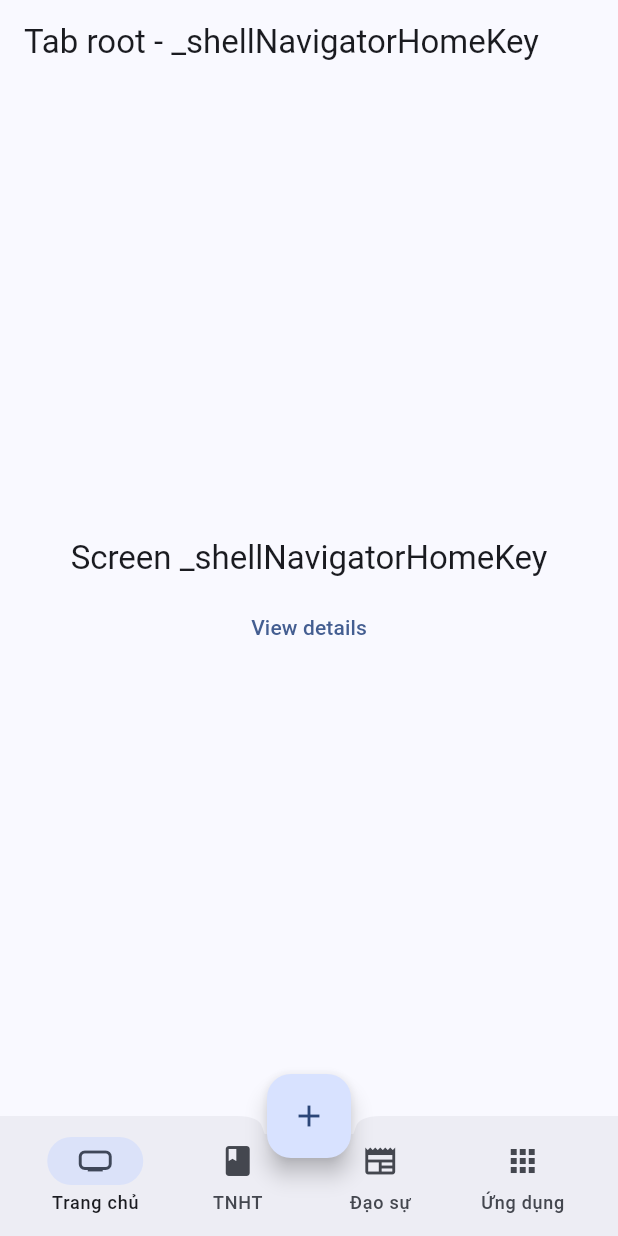
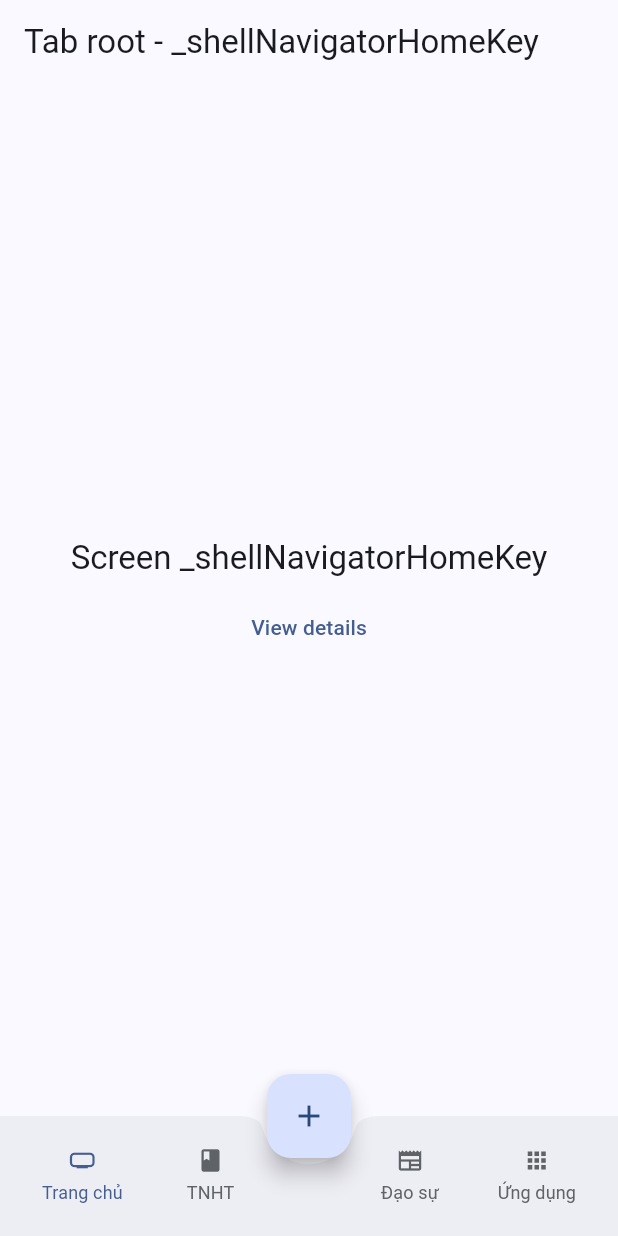
Before and after one commit to caodaion/caodaion_flutter, a Flutter app: the screen it shows after launch, on a phone screen of 412 x 824 dp. Run offline on Flutter 3.47's test engine with Material 3 defaults, Android fonts, the light colour scheme and no system bars; our stand-ins replace go_router.

Commit message:
Update main.dart

```diff
--- a/lib/main.dart
+++ b/lib/main.dart
@@ -11,8 +11,10 @@
     GlobalKey<NavigatorState>(debugLabel: 'shellTNHT');
 final _shellNavigatorDaoSuKey =
     GlobalKey<NavigatorState>(debugLabel: 'shellDaoSu');
-final _shellNavigatorAppKey =
-    GlobalKey<NavigatorState>(debugLabel: '_shellApp');
+final _shellNavigatorAppsKey =
+    GlobalKey<NavigatorState>(debugLabel: '_shellApps');
+final _shellNavigatorKinhKey =
+    GlobalKey<NavigatorState>(debugLabel: '_shellKinh');
 
 final goRouter = GoRouter(
   initialLocation: '/',
@@ -89,7 +91,7 @@
           ],
         ),
         StatefulShellBranch(
-          navigatorKey: _shellNavigatorAppKey,
+          navigatorKey: _shellNavigatorAppsKey,
           routes: [
             // Shopping Cart
             GoRoute(
@@ -98,6 +100,26 @@
                 child: RootScreen(
                     label: '_shellNavigatorAppKey',
                     detailsPath: '/ung-dung/details'),
+              ),
+              routes: [
+                GoRoute(
+                  path: 'details',
+                  builder: (context, state) => const DetailsScreen(label: 'B'),
+                ),
+              ],
+            ),
+          ],
+        ),
+        StatefulShellBranch(
+          navigatorKey: _shellNavigatorKinhKey,
+          routes: [
+            // Shopping Cart
+            GoRoute(
+              path: '/kinh',
+              pageBuilder: (context, state) => const NoTransitionPage(
+                child: RootScreen(
+                    label: '_shellNavigatorKinhKey',
+                    detailsPath: '/kinh/details'),
               ),
               routes: [
                 GoRoute(
@@ -193,38 +215,102 @@
     return Scaffold(
       body: body,
       floatingActionButton: FloatingActionButton(
-        onPressed: () {},
+        onPressed: () {
+          context.go('/kinh');
+        },
         child: const Icon(Icons.add),
       ),
       floatingActionButtonLocation: FloatingActionButtonLocation.centerDocked,
       bottomNavigationBar: BottomAppBar(
         shape: const CircularNotchedRectangle(),
-        child: NavigationBar(
-          selectedIndex: selectedIndex,
-          destinations: const [
-            NavigationDestination(
-              label: 'Trang chủ',
-              icon: Icon(Icons.home_max),
-              tooltip: "Trang chủ",
+        child: Row(
+          mainAxisAlignment: MainAxisAlignment.spaceBetween,
+          children: [
+            BottomAppBarItem(
+              onPressed: () {
+                context.go('/');
+              },
+              label: "Trang chủ",
+              iconData: Icons.home_max,
+              route: '/',
+              isActive: selectedIndex == 0,
             ),
-            NavigationDestination(
-              label: 'TNHT',
-              icon: Icon(Icons.book),
-              tooltip: "Thánh Ngôn Hiệp Tuyển",
+            BottomAppBarItem(
+              onPressed: () {
+                context.go('/tnht');
+              },
+              label: "TNHT",
+              iconData: Icons.book,
+              route: '/tnht',
+              isActive: selectedIndex == 1,
             ),
-            NavigationDestination(
-              label: 'Đạo sự',
-              icon: Icon(Icons.newspaper),
-              tooltip: "Đạo sự",
+            const SizedBox(
+              width: 40,
             ),
-            NavigationDestination(
-              label: 'Ứng dụng',
-              icon: Icon(Icons.apps),
-              tooltip: "Ứng dụng",
+            BottomAppBarItem(
+              onPressed: () {
+                context.go('/dao-su');
+              },
+              label: "Đạo sự",
+              iconData: Icons.newspaper,
+              route: '/dao-su',
+              isActive: selectedIndex == 2,
+            ),
+            BottomAppBarItem(
+              onPressed: () {
+                context.go('/ung-dung');
+              },
+              label: "Ứng dụng",
+              iconData: Icons.apps,
+              route: '/ung-dung',
+              isActive: selectedIndex == 3,
             ),
           ],
-          onDestinationSelected: onDestinationSelected,
         ),
+      ),
+    );
+  }
+}
+
+class BottomAppBarItem extends StatelessWidget {
+  final VoidCallback onPressed;
+  final IconData iconData;
+  final String label;
+  final String route;
+  final bool isActive;
+
+  const BottomAppBarItem({
+    super.key,
+    required this.onPressed,
+    required this.label,
+    required this.iconData,
+    required this.route,
+    this.isActive = false,
+  });
+
+  @override
+  Widget build(BuildContext context) {
+    return TextButton(
+      onPressed: onPressed,
+      style: TextButton.styleFrom(
+        foregroundColor:
+            isActive ? Theme.of(context).primaryColor : const Color(0xff5F6368),
+      ),
+      child: Column(
+        mainAxisSize: MainAxisSize.min,
+        children: [
+          Icon(iconData),
+          const SizedBox(
+            height: 4,
+          ),
+          Text(
+            label,
+            style: const TextStyle(
+              fontWeight: FontWeight.normal,
+              fontSize: 12,
+            ),
+          ),
+        ],
       ),
     );
   }
```
